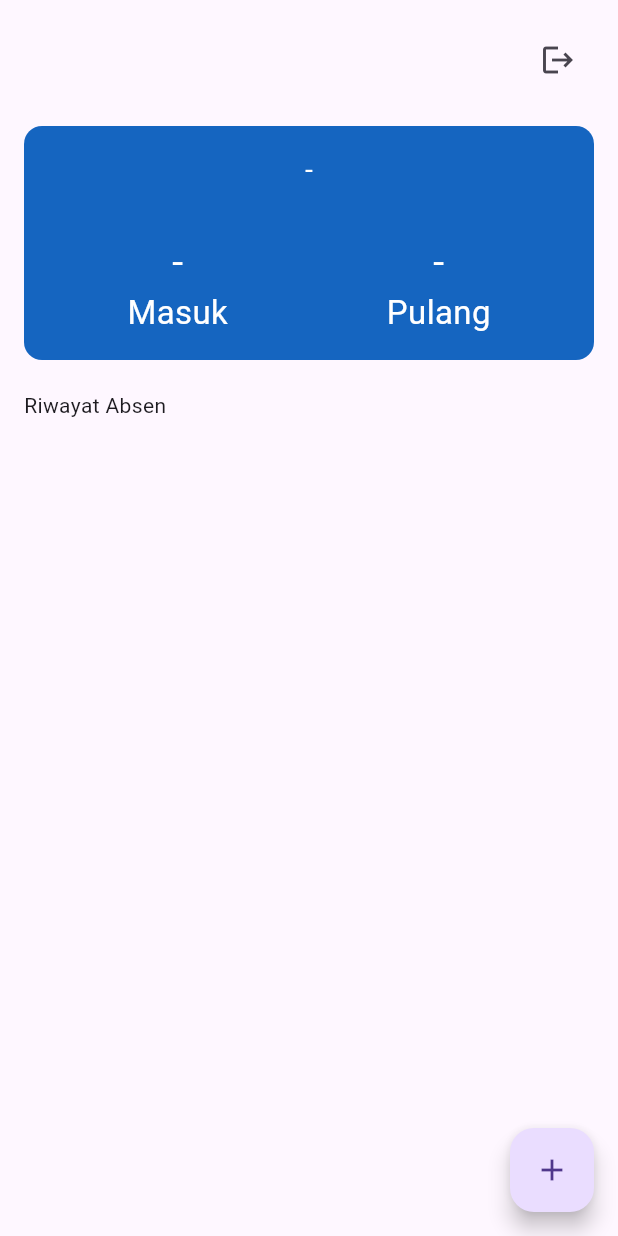
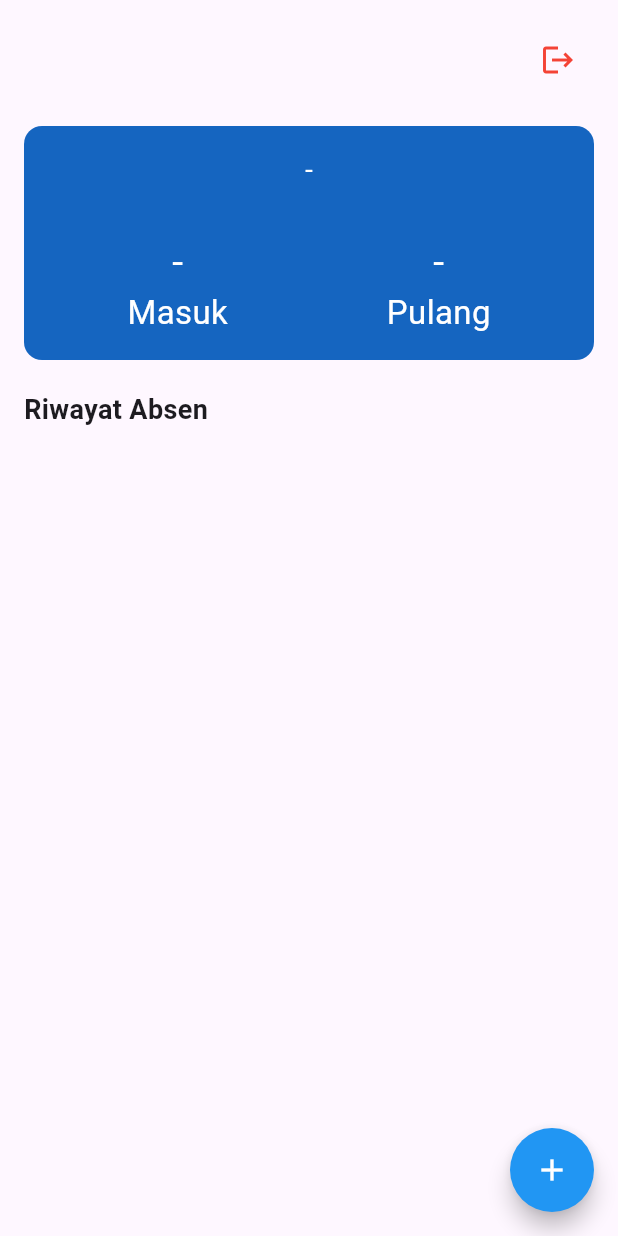
Before and after one commit to jimmywiraarbaa/aplikasi_presence, a Flutter app: the HomePage screen opened by its route, on a phone screen of 412 x 824 dp. Run offline on Flutter 3.47's test engine with Material 3 defaults, Android fonts, the phone set to English and light mode, and no system bars; our stand-ins replace location, shared_preferences; missing offline and left inert: syncfusion_flutter_maps; accounts and stored records are empty; network calls fail.

Commit message:
Merapikan Halaman HomePage

```diff
--- a/lib/HomePage.dart
+++ b/lib/HomePage.dart
@@ -90,16 +90,19 @@ class _HomePageState extends State<HomePage> {
                                 if (snapshot.hasData) {
                                   return Text(
                                     snapshot.data!,
-                                    style: TextStyle(fontSize: 16),
+                                    style: TextStyle(fontSize: 20),
                                   );
                                 } else {
                                   return Text("-Unknown-",
-                                      style: TextStyle(fontSize: 16));
+                                      style: TextStyle(fontSize: 20));
                                 }
                               }
                             }),
                         IconButton(
-                          icon: Icon(Icons.logout),
+                          icon: Icon(
+                            Icons.logout,
+                            color: Colors.red,
+                          ),
                           onPressed: logout,
                         ),
                       ],
@@ -175,15 +178,25 @@ class _HomePageState extends State<HomePage> {
                     SizedBox(
                       height: 20,
                     ),
-                    Text("Riwayat Absen"),
+                    Text(
+                      "Riwayat Absen",
+                      style:
+                          TextStyle(fontSize: 18, fontWeight: FontWeight.bold),
+                    ),
                     Expanded(
                       child: ListView.builder(
                         itemCount: riwayat.length,
                         itemBuilder: (context, index) => Card(
                           child: ListTile(
-                            leading: Text(riwayat[index].tanggal),
+                            leading: Text(
+                              riwayat[index].tanggal,
+                              style: TextStyle(fontSize: 14),
+                            ),
                             title: Row(
                               children: [
+                                SizedBox(
+                                  width: 20,
+                                ),
                                 Column(
                                   children: [
                                     Text(
@@ -201,7 +214,7 @@ class _HomePageState extends State<HomePage> {
                                   ],
                                 ),
                                 SizedBox(
-                                  width: 20,
+                                  width: 50,
                                 ),
                                 Column(
                                   children: [
@@ -238,7 +251,13 @@ class _HomePageState extends State<HomePage> {
             setState(() {});
           });
         },
-        child: Icon(Icons.add),
+        child: Icon(
+          Icons.add,
+          color: Colors.white,
+        ),
+        backgroundColor: Colors.blue,
+        shape:
+            RoundedRectangleBorder(borderRadius: BorderRadius.circular(30.0)),
       ),
     );
   }
```
